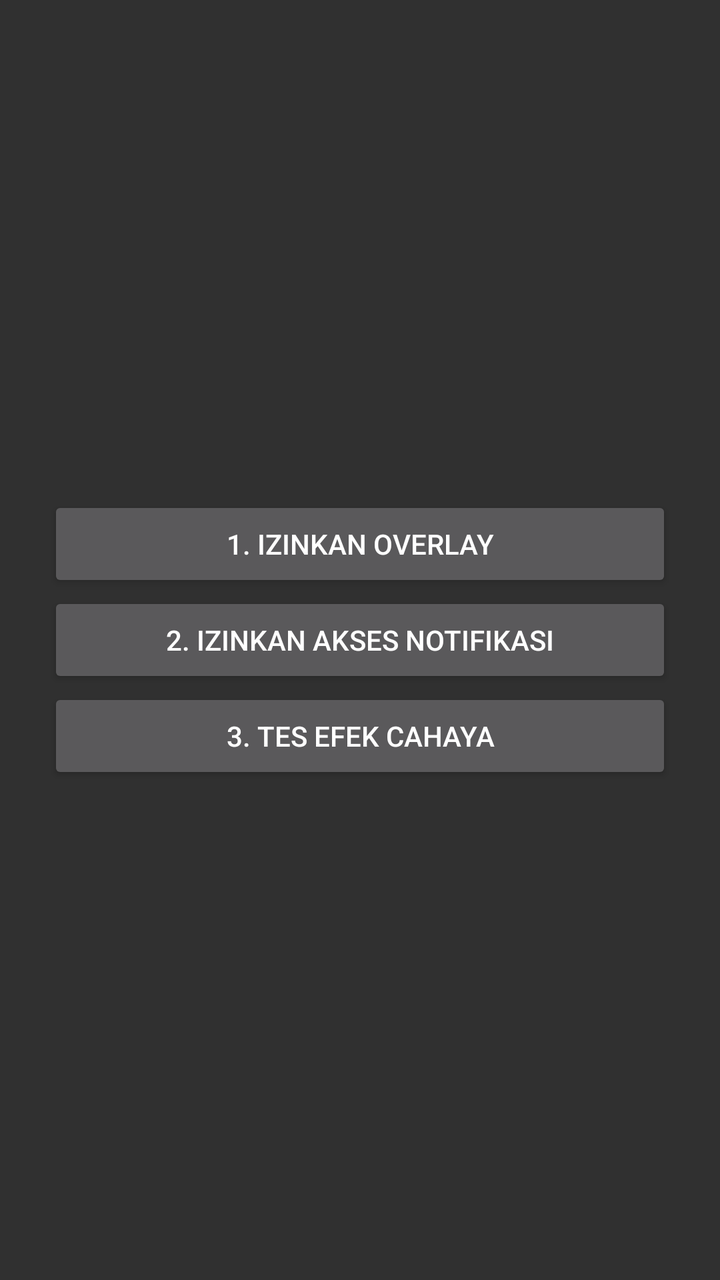
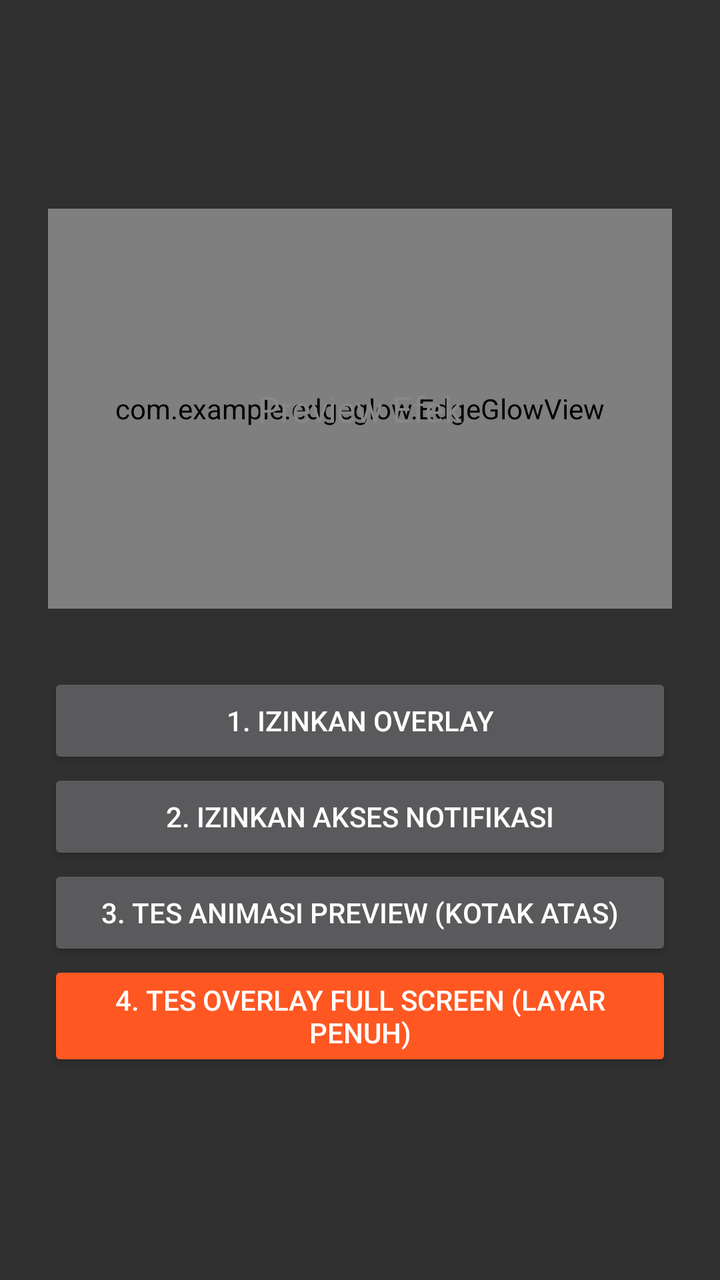

The first picture is an Android layout as it rendered before a commit; the second is the same layout after the commit. The layout source and the unified diff follow.
<!-- AndroidManifest.xml: application theme Theme.AppCompat -->
<!-- res/layout/activity_main.xml -->
<?xml version="1.0" encoding="utf-8"?>
<LinearLayout xmlns:android="http://schemas.android.com/apk/res/android"
    android:layout_width="match_parent"
    android:layout_height="match_parent"
    android:orientation="vertical"
    android:padding="24dp"
    android:gravity="center">

    <Button android:id="@+id/btnOverlay"
        android:layout_width="match_parent"
        android:layout_height="wrap_content"
        android:text="1. Izinkan Overlay"/>

    <Button android:id="@+id/btnNotifAccess"
        android:layout_width="match_parent"
        android:layout_height="wrap_content"
        android:text="2. Izinkan Akses Notifikasi"/>

    <Button android:id="@+id/btnTest"
        android:layout_width="match_parent"
        android:layout_height="wrap_content"
        android:text="3. Tes Efek Cahaya"/>
</LinearLayout>
<!-- resources referenced by this layout -->
<resources>

</resources>

<!-- the commit's change to res/layout/activity_main.xml (unified diff, before → after) -->
@@ -5,6 +5,29 @@
     android:orientation="vertical"
     android:padding="24dp"
     android:gravity="center">
+
+    
+    <FrameLayout
+        android:layout_width="match_parent"
+        android:layout_height="200dp"
+        android:layout_marginBottom="32dp"
+        android:background="#222222"
+        android:clipChildren="false">
+
+        
+        <com.example.edgeglow.EdgeGlowView
+            android:id="@+id/previewGlowView"
+            android:layout_width="match_parent"
+            android:layout_height="match_parent" />
+            
+        <TextView
+            android:layout_width="wrap_content"
+            android:layout_height="wrap_content"
+            android:layout_gravity="center"
+            android:text="Preview Efek"
+            android:textColor="#888888"
+            android:textSize="18sp" />
+    </FrameLayout>
 
     <Button android:id="@+id/btnOverlay"
         android:layout_width="match_parent"
@@ -16,8 +39,17 @@
         android:layout_height="wrap_content"
         android:text="2. Izinkan Akses Notifikasi"/>
 
+    
     <Button android:id="@+id/btnTest"
         android:layout_width="match_parent"
         android:layout_height="wrap_content"
-        android:text="3. Tes Efek Cahaya"/>
+        android:text="3. Tes Animasi Preview (Kotak Atas)"/>
+
+    
+    <Button android:id="@+id/btnTestFullScreen"
+        android:layout_width="match_parent"
+        android:layout_height="wrap_content"
+        android:text="4. Tes Overlay Full Screen (Layar Penuh)"
+        android:backgroundTint="#FF5722"/>
+
 </LinearLayout>
